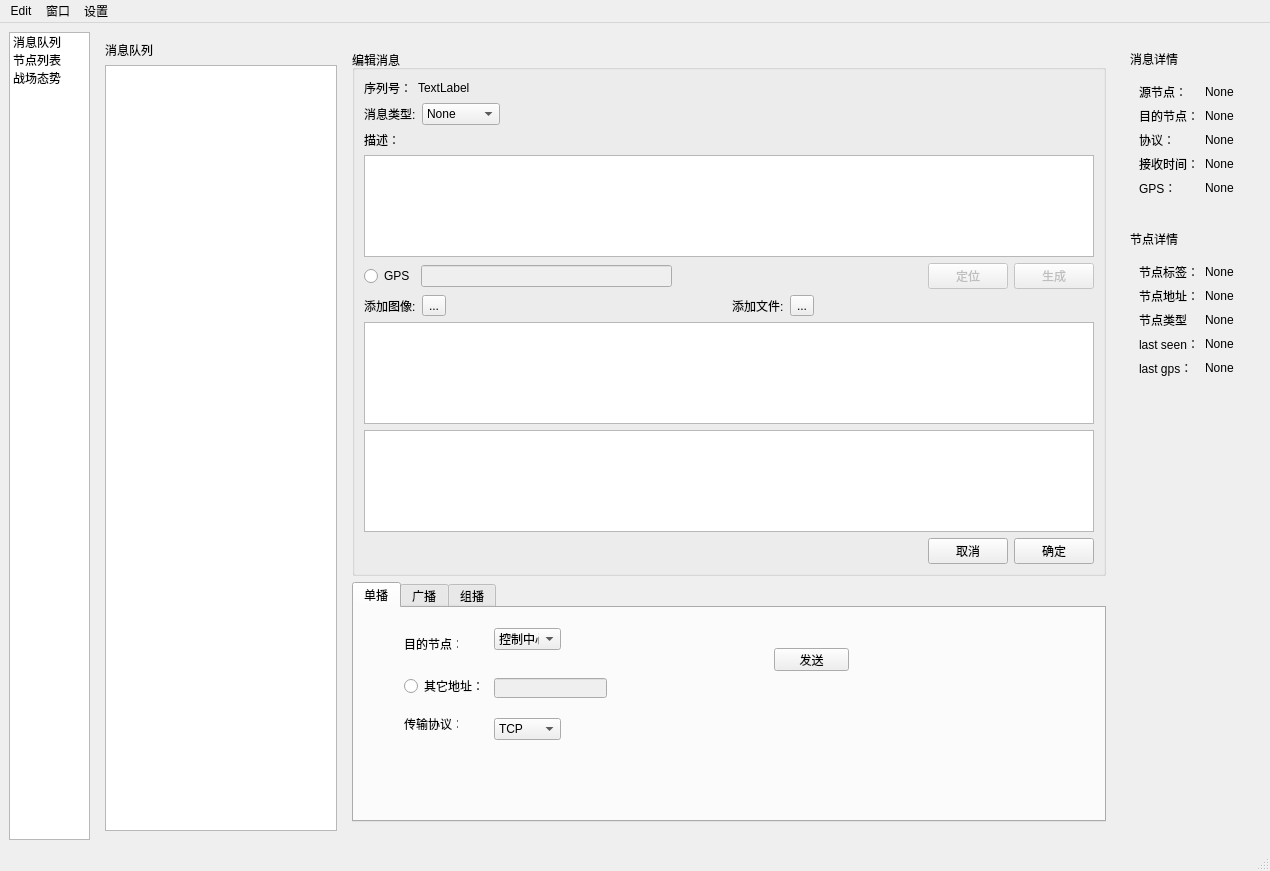
Above: ui/mainWindow.ui from mioyzhang/UI before the change. Below: the same form after it.
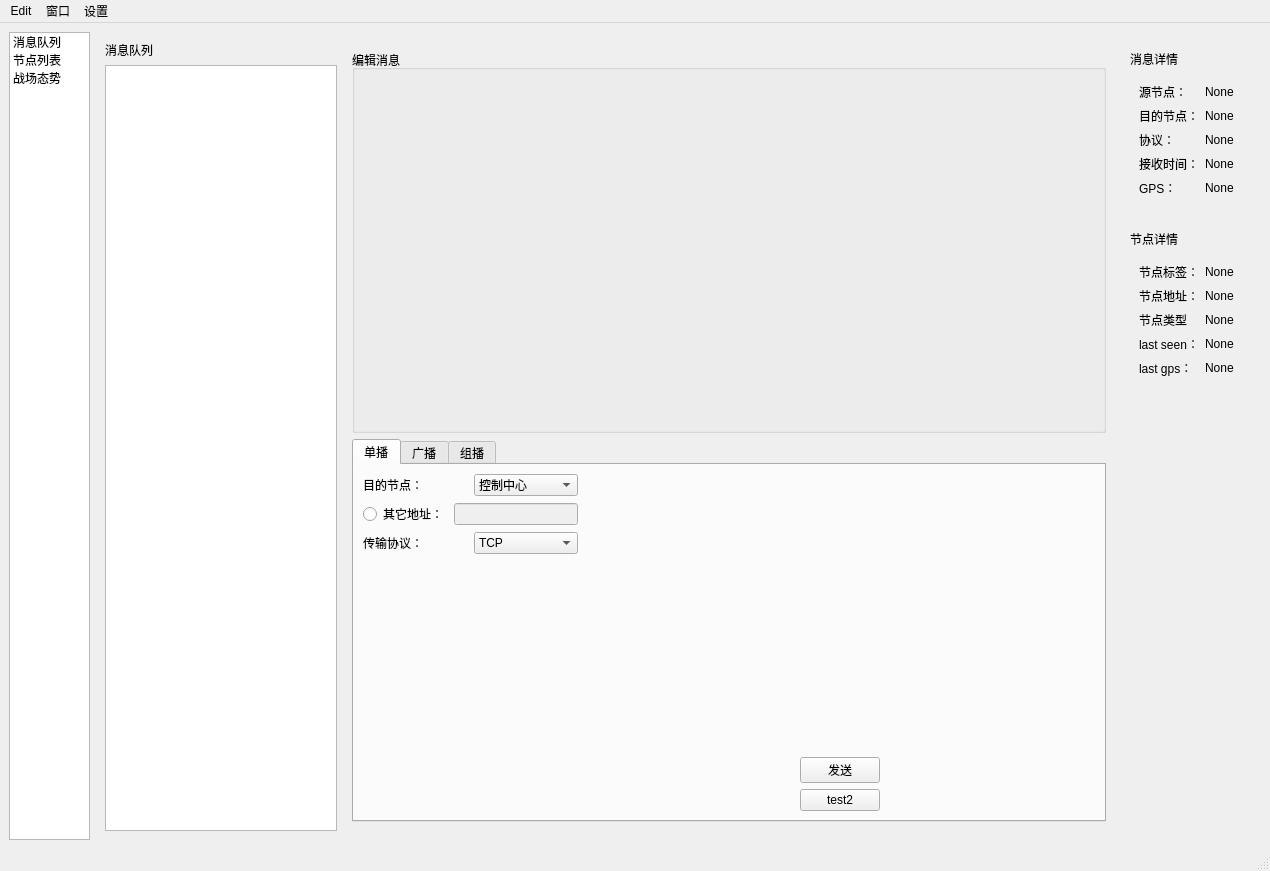
That is the form after the change. The open tabs and pages were chosen to show the change. Icons and pictures are not drawn. Custom widgets are drawn as their Qt base class.

Diff of the .ui file:
```diff
--- a/ui/mainWindow.ui
+++ b/ui/mainWindow.ui
@@ -147,7 +147,7 @@
            </layout>
           </widget>
           <widget class="QWidget" name="page_message_edit">
-           <layout class="QVBoxLayout" name="verticalLayout_13">
+           <layout class="QVBoxLayout" name="verticalLayout_14">
             <item>
              <widget class="QGroupBox" name="groupBox">
               <property name="title">
@@ -155,276 +155,19 @@
               </property>
               <layout class="QVBoxLayout" name="verticalLayout_11">
                <item>
-                <layout class="QHBoxLayout" name="horizontalLayout_7">
-                 <item>
-                  <widget class="QLabel" name="label_16">
-                   <property name="sizePolicy">
-                    <sizepolicy hsizetype="Fixed" vsizetype="Fixed">
-                     <horstretch>80</horstretch>
-                     <verstretch>20</verstretch>
-                    </sizepolicy>
-                   </property>
-                   <property name="text">
-                    <string>序列号：</string>
-                   </property>
-                  </widget>
-                 </item>
-                 <item>
-                  <widget class="QLabel" name="label_seq">
-                   <property name="text">
-                    <string>TextLabel</string>
-                   </property>
-                  </widget>
-                 </item>
-                </layout>
-               </item>
-               <item>
-                <layout class="QHBoxLayout" name="horizontalLayout_8">
-                 <item>
-                  <widget class="QLabel" name="label_18">
-                   <property name="sizePolicy">
-                    <sizepolicy hsizetype="Fixed" vsizetype="Fixed">
-                     <horstretch>100</horstretch>
-                     <verstretch>20</verstretch>
-                    </sizepolicy>
-                   </property>
-                   <property name="text">
-                    <string>消息类型:</string>
-                   </property>
-                  </widget>
-                 </item>
-                 <item>
-                  <widget class="QComboBox" name="comboBox_mtype">
-                   <item>
-                    <property name="text">
-                     <string>None</string>
-                    </property>
-                   </item>
-                   <item>
-                    <property name="text">
-                     <string>探测信息</string>
-                    </property>
-                   </item>
-                   <item>
-                    <property name="text">
-                     <string>指令信息</string>
-                    </property>
-                   </item>
-                   <item>
-                    <property name="text">
-                     <string>回复信息</string>
-                    </property>
-                   </item>
-                  </widget>
-                 </item>
-                 <item>
-                  <spacer name="horizontalSpacer_5">
-                   <property name="orientation">
-                    <enum>Qt::Horizontal</enum>
-                   </property>
-                   <property name="sizeHint" stdset="0">
-                    <size>
-                     <width>40</width>
-                     <height>20</height>
-                    </size>
-                   </property>
-                  </spacer>
-                 </item>
-                </layout>
-               </item>
-               <item>
-                <layout class="QVBoxLayout" name="verticalLayout_12">
-                 <item>
-                  <widget class="QLabel" name="label_20">
-                   <property name="text">
-                    <string>描述：</string>
-                   </property>
-                  </widget>
-                 </item>
-                 <item>
-                  <widget class="QTextEdit" name="textEdit"/>
-                 </item>
-                </layout>
-               </item>
-               <item>
-                <layout class="QHBoxLayout" name="horizontalLayout_9">
-                 <item>
-                  <widget class="QRadioButton" name="radioButton_gps">
-                   <property name="sizePolicy">
-                    <sizepolicy hsizetype="Minimum" vsizetype="Fixed">
-                     <horstretch>0</horstretch>
-                     <verstretch>0</verstretch>
-                    </sizepolicy>
-                   </property>
-                   <property name="text">
-                    <string>GPS</string>
-                   </property>
-                  </widget>
-                 </item>
-                 <item>
-                  <widget class="QLineEdit" name="lineEdit_gps">
-                   <property name="enabled">
-                    <bool>false</bool>
-                   </property>
-                  </widget>
-                 </item>
-                 <item>
-                  <spacer name="horizontalSpacer_6">
-                   <property name="orientation">
-                    <enum>Qt::Horizontal</enum>
-                   </property>
-                   <property name="sizeHint" stdset="0">
-                    <size>
-                     <width>40</width>
-                     <height>20</height>
-                    </size>
-                   </property>
-                  </spacer>
-                 </item>
-                 <item>
-                  <widget class="QPushButton" name="pushButton_position">
-                   <property name="enabled">
-                    <bool>false</bool>
-                   </property>
-                   <property name="text">
-                    <string>定位</string>
-                   </property>
-                  </widget>
-                 </item>
-                 <item>
-                  <widget class="QPushButton" name="pushButton_generate">
-                   <property name="enabled">
-                    <bool>false</bool>
-                   </property>
-                   <property name="text">
-                    <string>生成</string>
-                   </property>
-                  </widget>
-                 </item>
-                </layout>
-               </item>
-               <item>
-                <layout class="QHBoxLayout" name="horizontalLayout_10">
-                 <item>
-                  <widget class="QLabel" name="label_22">
-                   <property name="text">
-                    <string>添加图像:</string>
-                   </property>
-                  </widget>
-                 </item>
-                 <item>
-                  <widget class="QToolButton" name="toolButton_img">
-                   <property name="sizePolicy">
-                    <sizepolicy hsizetype="Preferred" vsizetype="Preferred">
-                     <horstretch>0</horstretch>
-                     <verstretch>0</verstretch>
-                    </sizepolicy>
-                   </property>
-                   <property name="text">
-                    <string>...</string>
-                   </property>
-                  </widget>
-                 </item>
-                 <item>
-                  <spacer name="horizontalSpacer_3">
-                   <property name="orientation">
-                    <enum>Qt::Horizontal</enum>
-                   </property>
-                   <property name="sizeHint" stdset="0">
-                    <size>
-                     <width>40</width>
-                     <height>20</height>
-                    </size>
-                   </property>
-                  </spacer>
-                 </item>
-                 <item>
-                  <widget class="QLabel" name="label_24">
-                   <property name="text">
-                    <string>添加文件:</string>
-                   </property>
-                  </widget>
-                 </item>
-                 <item>
-                  <widget class="QToolButton" name="toolButton_file">
-                   <property name="sizePolicy">
-                    <sizepolicy hsizetype="Preferred" vsizetype="Preferred">
-                     <horstretch>0</horstretch>
-                     <verstretch>0</verstretch>
-                    </sizepolicy>
-                   </property>
-                   <property name="text">
-                    <string>...</string>
-                   </property>
-                  </widget>
-                 </item>
-                 <item>
-                  <spacer name="horizontalSpacer_7">
-                   <property name="orientation">
-                    <enum>Qt::Horizontal</enum>
-                   </property>
-                   <property name="sizeHint" stdset="0">
-                    <size>
-                     <width>40</width>
-                     <height>20</height>
-                    </size>
-                   </property>
-                  </spacer>
-                 </item>
-                </layout>
-               </item>
-               <item>
-                <widget class="QListWidget" name="listWidget_images">
-                 <property name="enabled">
-                  <bool>true</bool>
-                 </property>
-                 <property name="sizePolicy">
-                  <sizepolicy hsizetype="Expanding" vsizetype="Expanding">
-                   <horstretch>0</horstretch>
-                   <verstretch>0</verstretch>
-                  </sizepolicy>
-                 </property>
-                </widget>
-               </item>
-               <item>
-                <widget class="QListWidget" name="listWidget_files"/>
-               </item>
-               <item>
-                <layout class="QHBoxLayout" name="horizontalLayout_11">
-                 <item>
-                  <spacer name="horizontalSpacer_8">
-                   <property name="orientation">
-                    <enum>Qt::Horizontal</enum>
-                   </property>
-                   <property name="sizeHint" stdset="0">
-                    <size>
-                     <width>40</width>
-                     <height>20</height>
-                    </size>
-                   </property>
-                  </spacer>
-                 </item>
-                 <item>
-                  <widget class="QPushButton" name="pushButton_cancel">
-                   <property name="text">
-                    <string>取消</string>
-                   </property>
-                  </widget>
-                 </item>
-                 <item>
-                  <widget class="QPushButton" name="pushButton_submit">
-                   <property name="text">
-                    <string>确定</string>
-                   </property>
-                  </widget>
-                 </item>
-                </layout>
+                <widget class="MessageEditWidget" name="editwidget" native="true"/>
                </item>
               </layout>
              </widget>
             </item>
             <item>
              <widget class="QTabWidget" name="tabWidget">
+              <property name="sizePolicy">
+               <sizepolicy hsizetype="Expanding" vsizetype="Preferred">
+                <horstretch>0</horstretch>
+                <verstretch>0</verstretch>
+               </sizepolicy>
+              </property>
               <property name="minimumSize">
                <size>
                 <width>0</width>
@@ -438,106 +181,145 @@
                <attribute name="title">
                 <string>单播</string>
                </attribute>
-               <widget class="QLabel" name="label_14">
-                <property name="geometry">
-                 <rect>
-                  <x>50</x>
-                  <y>30</y>
-                  <width>54</width>
-                  <height>12</height>
-                 </rect>
-                </property>
-                <property name="text">
-                 <string>目的节点：</string>
-                </property>
-               </widget>
-               <widget class="QComboBox" name="comboBox">
-                <property name="geometry">
-                 <rect>
-                  <x>140</x>
-                  <y>20</y>
-                  <width>67</width>
-                  <height>22</height>
-                 </rect>
-                </property>
+               <layout class="QHBoxLayout" name="horizontalLayout_7">
                 <item>
-                 <property name="text">
-                  <string>控制中心</string>
-                 </property>
+                 <layout class="QVBoxLayout" name="verticalLayout_12">
+                  <item>
+                   <layout class="QHBoxLayout" name="horizontalLayout_8">
+                    <item>
+                     <widget class="QLabel" name="label_14">
+                      <property name="text">
+                       <string>目的节点：</string>
+                      </property>
+                     </widget>
+                    </item>
+                    <item>
+                     <widget class="QComboBox" name="comboBox_dst">
+                      <item>
+                       <property name="text">
+                        <string>控制中心</string>
+                       </property>
+                      </item>
+                     </widget>
+                    </item>
+                   </layout>
+                  </item>
+                  <item>
+                   <layout class="QHBoxLayout" name="horizontalLayout_9">
+                    <item>
+                     <widget class="QRadioButton" name="radioButton_address">
+                      <property name="text">
+                       <string>其它地址：</string>
+                      </property>
+                     </widget>
+                    </item>
+                    <item>
+                     <widget class="QLineEdit" name="lineEdit_address">
+                      <property name="enabled">
+                       <bool>false</bool>
+                      </property>
+                     </widget>
+                    </item>
+                   </layout>
+                  </item>
+                  <item>
+                   <layout class="QHBoxLayout" name="horizontalLayout_10">
+                    <item>
+                     <widget class="QLabel" name="label_16">
+                      <property name="text">
+                       <string>传输协议：</string>
+                      </property>
+                     </widget>
+                    </item>
+                    <item>
+                     <widget class="QComboBox" name="comboBox_protocol">
+                      <item>
+                       <property name="text">
+                        <string>TCP</string>
+                       </property>
+                      </item>
+                      <item>
+                       <property name="text">
+                        <string>UDP</string>
+                       </property>
+                      </item>
+                     </widget>
+                    </item>
+                   </layout>
+                  </item>
+                  <item>
+                   <spacer name="verticalSpacer_3">
+                    <property name="orientation">
+                     <enum>Qt::Vertical</enum>
+                    </property>
+                    <property name="sizeHint" stdset="0">
+                     <size>
+                      <width>20</width>
+                      <height>40</height>
+                     </size>
+                    </property>
+                   </spacer>
+                  </item>
+                 </layout>
                 </item>
-               </widget>
-               <widget class="QRadioButton" name="radioButton">
-                <property name="geometry">
-                 <rect>
-                  <x>50</x>
-                  <y>70</y>
-                  <width>83</width>
-                  <height>16</height>
-                 </rect>
-                </property>
-                <property name="text">
-                 <string>其它地址：</string>
-                </property>
-               </widget>
-               <widget class="QLineEdit" name="lineEdit">
-                <property name="enabled">
-                 <bool>false</bool>
-                </property>
-                <property name="geometry">
-                 <rect>
-                  <x>140</x>
-                  <y>70</y>
-                  <width>113</width>
-                  <height>20</height>
-                 </rect>
-                </property>
-               </widget>
-               <widget class="QLabel" name="label_38">
-                <property name="geometry">
-                 <rect>
-                  <x>50</x>
-                  <y>110</y>
-                  <width>54</width>
-                  <height>12</height>
-                 </rect>
-                </property>
-                <property name="text">
-                 <string>传输协议：</string>
-                </property>
-               </widget>
-               <widget class="QComboBox" name="comboBox_2">
-                <property name="geometry">
-                 <rect>
-                  <x>140</x>
-                  <y>110</y>
-                  <width>67</width>
-                  <height>22</height>
-                 </rect>
-                </property>
                 <item>
-                 <property name="text">
-                  <string>TCP</string>
-                 </property>
+                 <spacer name="horizontalSpacer_3">
+                  <property name="orientation">
+                   <enum>Qt::Horizontal</enum>
+                  </property>
+                  <property name="sizeHint" stdset="0">
+                   <size>
+                    <width>174</width>
+                    <height>20</height>
+                   </size>
+                  </property>
+                 </spacer>
                 </item>
                 <item>
-                 <property name="text">
-                  <string>UDP</string>
-                 </property>
+                 <layout class="QVBoxLayout" name="verticalLayout_13">
+                  <item>
+                   <spacer name="verticalSpacer_4">
+                    <property name="orientation">
+                     <enum>Qt::Vertical</enum>
+                    </property>
+                    <property name="sizeHint" stdset="0">
+                     <size>
+                      <width>20</width>
+                      <height>40</height>
+                     </size>
+                    </property>
+                   </spacer>
+                  </item>
+                  <item>
+                   <widget class="QPushButton" name="pushButton_send">
+                    <property name="text">
+                     <string>发送</string>
+                    </property>
+                   </widget>
+                  </item>
+                  <item>
+                   <widget class="QPushButton" name="pushButton_test2">
+                    <property name="text">
+                     <string>test2</string>
+                    </property>
+                   </widget>
+                  </item>
+                 </layout>
                 </item>
-               </widget>
-               <widget class="QPushButton" name="pushButton_send">
-                <property name="geometry">
-                 <rect>
-                  <x>420</x>
-                  <y>40</y>
-                  <width>75</width>
-                  <height>23</height>
-                 </rect>
-                </property>
-                <property name="text">
-                 <string>发送</string>
-                </property>
-               </widget>
+                <item>
+                 <spacer name="horizontalSpacer_5">
+                  <property name="orientation">
+                   <enum>Qt::Horizontal</enum>
+                  </property>
+                  <property name="sizeHint" stdset="0">
+                   <size>
+                    <width>173</width>
+                    <height>20</height>
+                   </size>
+                  </property>
+                 </spacer>
+                </item>
+               </layout>
               </widget>
               <widget class="QWidget" name="tab_2">
                <attribute name="title">
@@ -989,6 +771,20 @@
    </property>
   </action>
  </widget>
+ <customwidgets>
+  <customwidget>
+   <class>MessageEditWidget</class>
+   <extends>QWidget</extends>
+   <header location="global">widgets</header>
+   <container>1</container>
+  </customwidget>
+  <customwidget>
+   <class>MessageViewWidget</class>
+   <extends>QWidget</extends>
+   <header location="global">widgets</header>
+   <container>1</container>
+  </customwidget>
+ </customwidgets>
  <resources>
   <include location="../resource/resouce.qrc"/>
  </resources>
```
Left out of the diff: 145 changed lines with no effect on the pictures.
